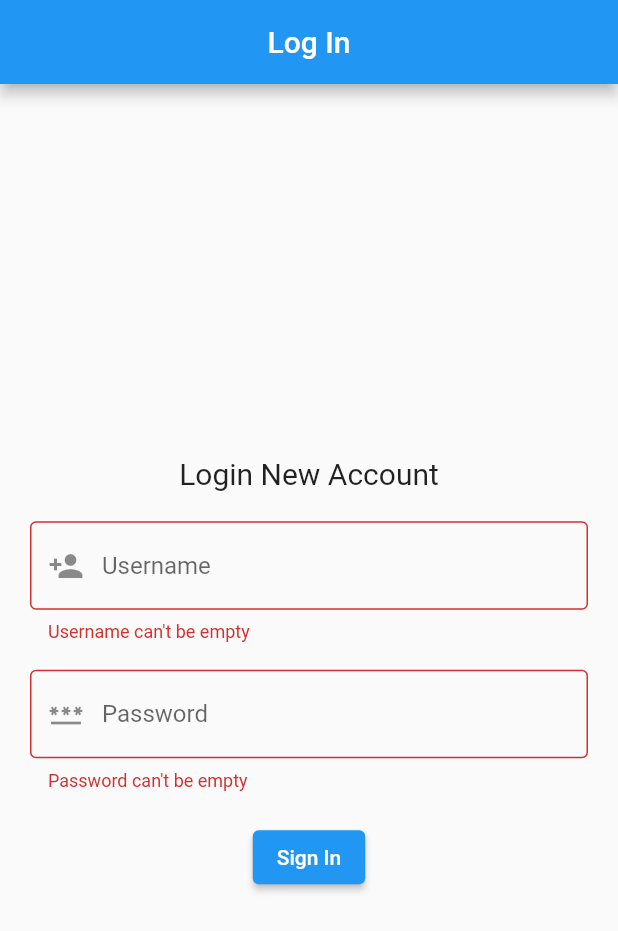
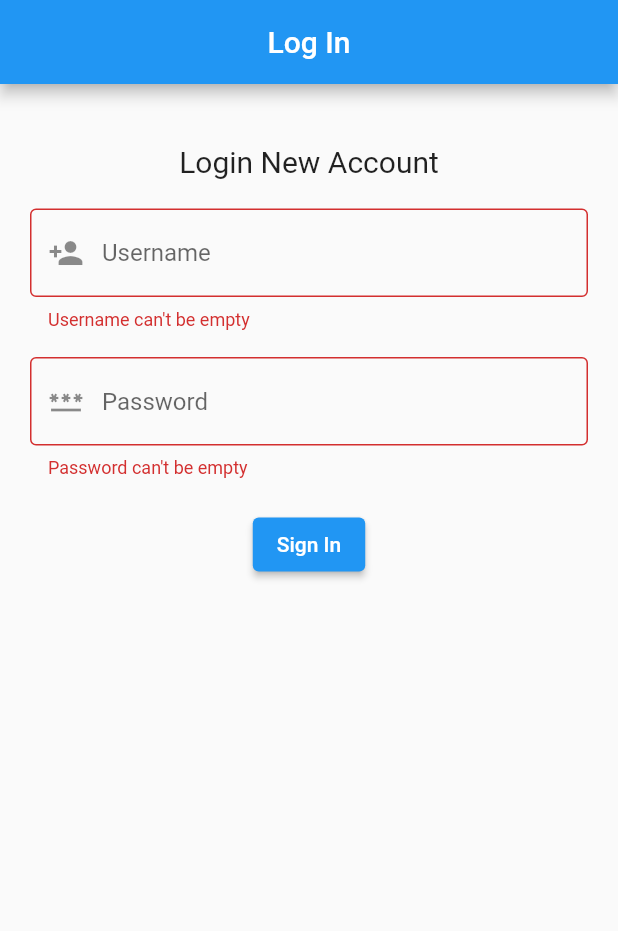
Before and after one commit to nyeka/whatsapp-clone, a Flutter app: the screen it shows after launch, on a phone screen of 412 x 824 dp. Shown: the top 931 px of the screen. Run offline on Flutter 3.47's test engine with Material 2 defaults, Android fonts, the phone set to English and light mode, and no system bars; our stand-ins replace faker.

```diff
--- a/lib/components/halamanutama.dart
+++ b/lib/components/halamanutama.dart
@@ -1,8 +1,11 @@
+import 'package:bankapp/components/signin.dart';
+import 'package:bankapp/main.dart';
 import 'package:faker/faker.dart';
 import 'package:flutter/cupertino.dart';
 import 'package:flutter/material.dart';
 
-class Chatapp extends StatelessWidget{
+class Chatapp extends StatelessWidget {
+  final logouts = false;
   var isonclick = false;
 
   var faker = new Faker();
--- a/lib/components/signin.dart
+++ b/lib/components/signin.dart
@@ -11,6 +11,8 @@ class SignIn extends StatefulWidget {
 }
 
 class _SignInState extends State<SignIn> {
+  bool _submitted = false;
+  var _text = '';
   final _controller = TextEditingController();
   final _control = TextEditingController();
   @override
@@ -26,13 +28,13 @@ class _SignInState extends State<SignIn> {
     // Move this logic this outside the widget for more testable code
     if (text.isEmpty) {
       return 'Username can\'t be empty';
-    }
-    else if (text.length < 4) {
+    } else if (text.length < 4) {
       return 'Username atleast 5 charachter';
     }
     // return null if the text is valid
     return null;
   }
+
   String? get _texterror {
     // at any time, we can get the text from _controller.value.text
     final script = _control.value.text;
@@ -40,17 +42,21 @@ class _SignInState extends State<SignIn> {
     // Move this logic this outside the widget for more testable code
     if (script.isEmpty) {
       return 'Password can\'t be empty';
-    }
-    else if (script.length < 5) {
+    } else if (script.length < 5) {
       return 'Password atleast 6 character';
     }
     // return null if the text is valid
     return null;
   }
 
+  void _submit() {
+    setState(() => _submitted = true);
+  }
+
   Widget build(BuildContext context) {
     // TODO: implement build
     return MaterialApp(
+      debugShowCheckedModeBanner: false,
       home: Scaffold(
         appBar: AppBar(
           title: Center(
@@ -59,7 +65,9 @@ class _SignInState extends State<SignIn> {
         ),
         body:
             Column(mainAxisAlignment: MainAxisAlignment.spaceEvenly, children: [
-          Padding(
+          Expanded(
+            flex: 2,
+            child: Padding(
                 padding: EdgeInsets.all(20),
                 child: Column(
                   children: [
@@ -89,6 +97,7 @@ class _SignInState extends State<SignIn> {
                           border: OutlineInputBorder(),
                           hintText: 'Username',
                           prefixIcon: Icon(Icons.person_add)),
+                      onChanged: (text) => setState(() => _text),
                     ),
                     SizedBox(
                       height: 18,
@@ -108,17 +117,21 @@ class _SignInState extends State<SignIn> {
                           border: OutlineInputBorder(),
                           hintText: 'Password',
                           prefixIcon: Icon(Icons.password)),
+                      onChanged: (text) => setState(() => _text),
                     ),
                     SizedBox(
                       height: 20,
                     ),
                     ElevatedButton(
-                      onPressed: () {
-                        Navigator.of(context).pushNamed(MyApp.dashbord);
-                      },
+                        onPressed: _controller.value.text.isNotEmpty && _control.value.text.isNotEmpty
+                            ? () {
+                                Navigator.of(context).pushNamed(MyApp.welcome);
+                              }
+                            : _submit,
                         child: Text("Sign In"))
                   ],
                 )),
+          ),
         ]),
       ),
     );
--- a/lib/main.dart
+++ b/lib/main.dart
@@ -1,5 +1,6 @@
 import 'package:bankapp/components/halamanutama.dart';
 import 'package:bankapp/components/signin.dart';
+import 'package:bankapp/components/welcome.dart';
 import 'package:flutter/cupertino.dart';
 import 'package:flutter/material.dart';
 
@@ -8,6 +9,8 @@ void main() {
 }
 
 class MyApp extends StatelessWidget {
+  const MyApp({Key? key}) : super(key: key);
+  static final welcome = './welcome';
   static final sign = './signin';
   static final dashbord = './halamanutama';
   @override
@@ -16,10 +19,11 @@ class MyApp extends StatelessWidget {
     return MaterialApp(
       debugShowCheckedModeBanner: false,
       theme: ThemeData(primarySwatch: Colors.purple),
-      home: SignIn(),
+      home:  SignIn(),
       routes: {
         './signin': (context) => SignIn(),
-        './halamanutama': (context) => Chatapp()
+        './halamanutama': (context) => Chatapp(),
+        './welcome': (context) => Welcome()
       },
     );
   }
```
Also changed, not shown: lib/components/welcome.dart (added, +56 -0 lines), pubspec.lock, 1 other file. Lines whose indentation alone changed are shown as unchanged.
